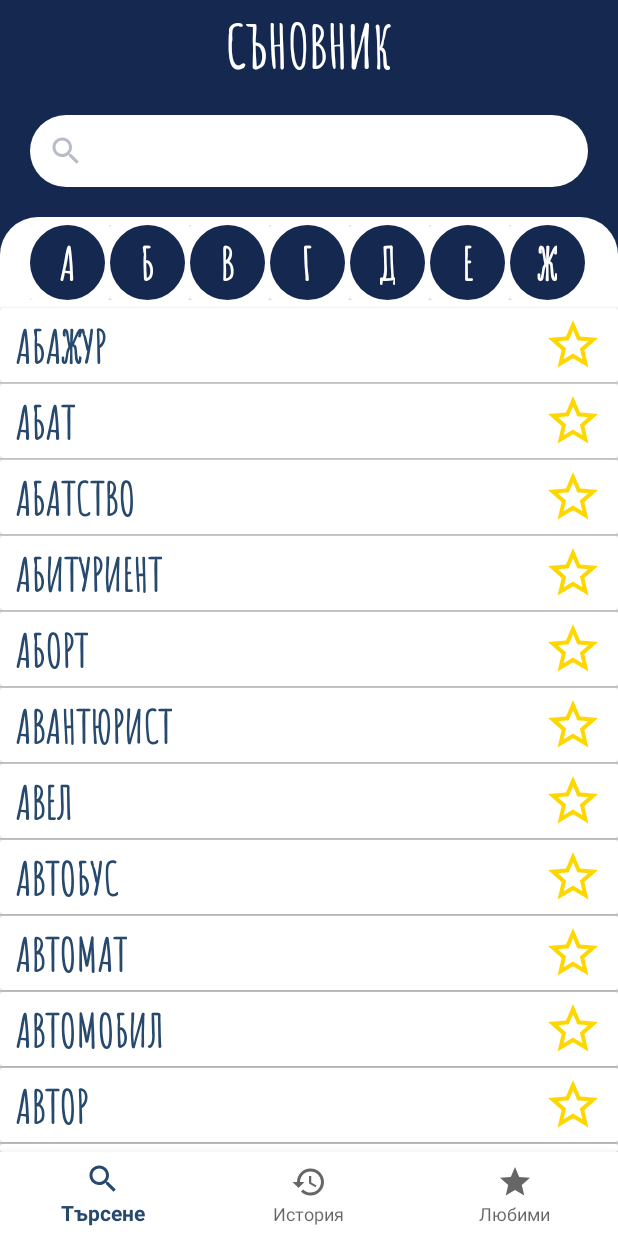
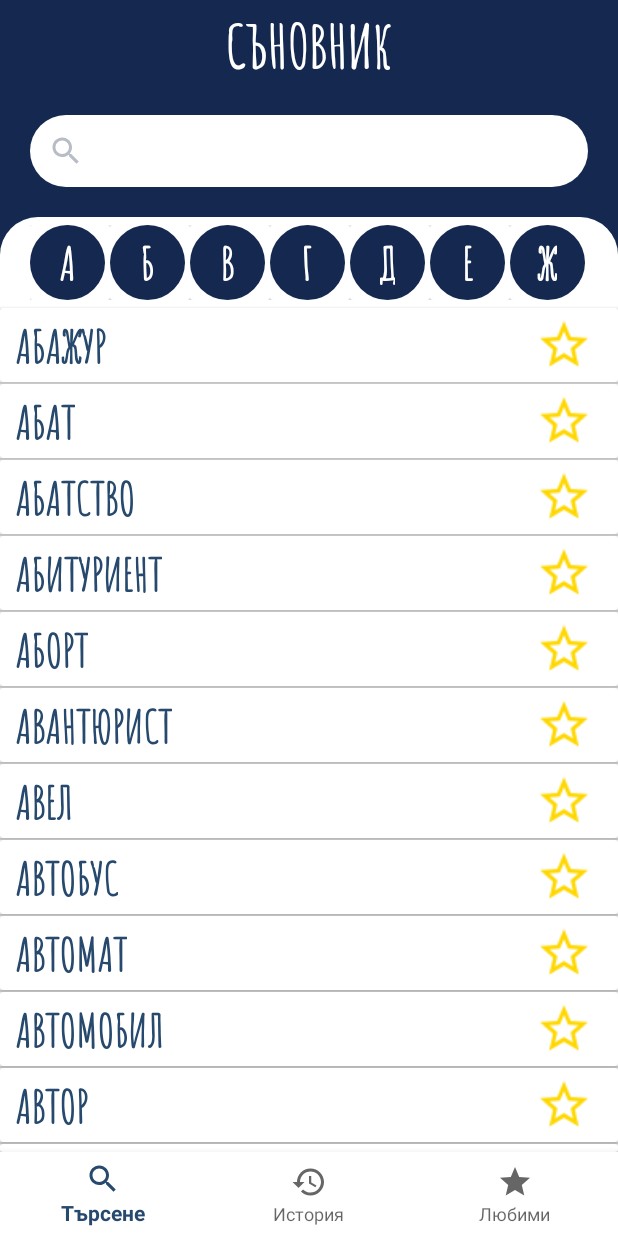
Before and after one commit to pepper90/KnowYourDreams, an Android app: the screen it shows after launch (Dashboard), on a phone screen of 412 x 824 dp. Run offline under Robolectric (Android 15) with nearby library versions, the phone set to English and light mode, and no system bars; our stand-ins replace navigation-ui.

Commit message:
Updated RecyclerViewAdapter.kt - Added persistent checkbox position

```diff
--- a/app/src/main/java/com/jpdevzone/knowyourdreams/Constants.kt
+++ b/app/src/main/java/com/jpdevzone/knowyourdreams/Constants.kt
@@ -1,6 +1,8 @@
 package com.jpdevzone.knowyourdreams
 
 object Constants {
+
+    val favourites = ArrayList<Dream>()
 
     fun getDreams(): ArrayList<Dream> {
         val dreams = ArrayList<Dream>()
--- a/app/src/main/java/com/jpdevzone/knowyourdreams/Dream.kt
+++ b/app/src/main/java/com/jpdevzone/knowyourdreams/Dream.kt
@@ -2,6 +2,7 @@ package com.jpdevzone.knowyourdreams
 
 data class Dream(
     var dreamItem: String,
-    var dreamDefinition: String
+    var dreamDefinition: String,
+    var isChecked: Boolean = false
 
 )
--- a/app/src/main/java/com/jpdevzone/knowyourdreams/adapters/RecyclerViewAdapter.kt
+++ b/app/src/main/java/com/jpdevzone/knowyourdreams/adapters/RecyclerViewAdapter.kt
@@ -3,23 +3,23 @@ package com.jpdevzone.knowyourdreams.adapters
 import android.view.LayoutInflater
 import android.view.View
 import android.view.ViewGroup
-import android.widget.Filter
-import android.widget.Filterable
-import android.widget.TextView
+import android.widget.*
 import androidx.recyclerview.widget.RecyclerView
+import com.jpdevzone.knowyourdreams.Constants
 import com.jpdevzone.knowyourdreams.Dream
 import com.jpdevzone.knowyourdreams.R
 
 class RecyclerViewAdapter(private val dreams: ArrayList<Dream>, private val listener: OnItemClickListener) : RecyclerView.Adapter<RecyclerViewAdapter.ViewHolder>(), Filterable {
-
+    private var favourites = Constants.favourites
     private var tempDreams = ArrayList<Dream>()
-
     init {
         tempDreams = dreams
     }
 
     inner class ViewHolder (itemView: View) : RecyclerView.ViewHolder(itemView), View.OnClickListener {
         var dream: TextView = itemView.findViewById(R.id.tv_item)
+        val icon: CheckBox = itemView.findViewById(R.id.addToFavourites)
+
         init {
             itemView.setOnClickListener(this)
         }
@@ -40,12 +40,24 @@ class RecyclerViewAdapter(private val dreams: ArrayList<Dream>, private val list
     }
 
     override fun onBindViewHolder(viewHolder: ViewHolder, position: Int) {
-        viewHolder.dream.text = tempDreams[position].dreamItem
+        val currentItem = tempDreams[position]
+        viewHolder.dream.text = currentItem.dreamItem
+
+        viewHolder.icon.setOnCheckedChangeListener(null)
+        viewHolder.icon.isChecked = currentItem.isChecked
+
+        viewHolder.icon.setOnCheckedChangeListener { _: CompoundButton, checked: Boolean ->
+            currentItem.isChecked = checked
+            if (currentItem.isChecked) {
+                favourites.add(currentItem)
+            }else {
+                favourites.remove(currentItem)
+            }
+            println(favourites)
+        }
     }
 
-    override fun getItemCount(): Int {
-        return tempDreams.size
-    }
+    override fun getItemCount() = tempDreams.size
 
     interface OnItemClickListener {
         fun onItemClick(position: Int, item: String, definition: String)
@@ -78,6 +90,4 @@ class RecyclerViewAdapter(private val dreams: ArrayList<Dream>, private val list
 
         }
     }
-
-
 }
--- /dev/null
+++ b/app/src/main/res/drawable/selector_is_checked.xml
@@ -0,0 +1,13 @@
+<?xml version="1.0" encoding="utf-8"?>
+<selector xmlns:android="http://schemas.android.com/apk/res/android">
+    <item
+        android:drawable="@drawable/ic_star_outline"
+        android:state_checked="false"/>
+
+    <item
+        android:drawable="@drawable/ic_star_full"
+        android:state_checked="true"/>
+
+    <item
+        android:drawable="@drawable/ic_star_outline"/>
+</selector>
--- a/app/src/main/res/layout/item_dream.xml
+++ b/app/src/main/res/layout/item_dream.xml
@@ -27,17 +27,18 @@
             android:fontFamily="@font/amaticsc_regular"
             tools:ignore="RelativeOverlap" />
 
-        <ImageView
+        <CheckBox
             android:id="@+id/addToFavourites"
-            android:layout_width="40dp"
-            android:layout_height="40dp"
-            android:src="@drawable/ic_star_outline"
+            android:layout_width="wrap_content"
+            android:layout_height="wrap_content"
+            android:scaleX="1.6"
+            android:scaleY="1.6"
+            android:button="@drawable/selector_is_checked"
             android:layout_centerVertical="true"
             android:layout_alignParentRight="true"
             android:layout_alignParentEnd="true"
-            tools:ignore="ContentDescription"
-            android:layout_marginRight="6dp"
-            android:layout_marginEnd="6dp"/>
+            android:layout_marginRight="20dp"
+            android:layout_marginEnd="20dp"/>
     </RelativeLayout>
 
 
```
Also changed, not shown: app/src/main/res/layout/history_item_dream.xml (+9 -8 lines).
